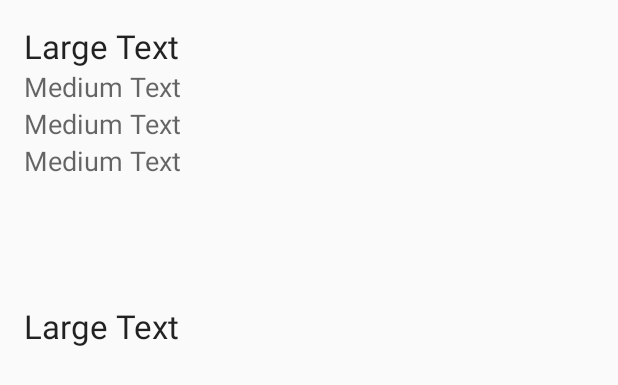
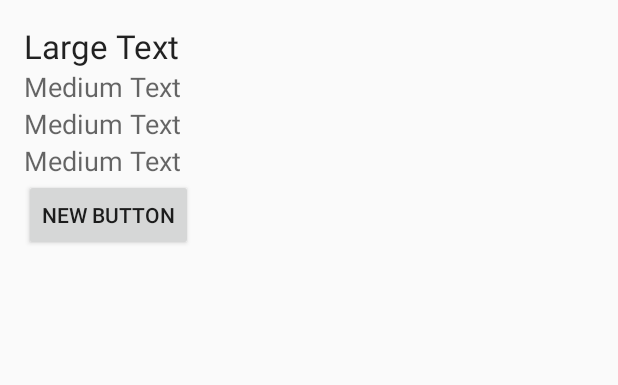
Before and after one commit to Kouheng/FCU_Topic_App, an Android app: the layout list_row.xml on its own in the app's theme, with its tools: preview values and no code run, on a phone screen of 412 x 824 dp. Shown: the top 385 px of the screen. Run offline under Robolectric (Android 15) with nearby library versions, the phone set to English and light mode, and no system bars.

```diff
--- a/MyApplication/app/src/main/java/com/example/user/myapplication/Linking.java
+++ b/MyApplication/app/src/main/java/com/example/user/myapplication/Linking.java
@@ -58,7 +58,7 @@ public class Linking extends AppCompatActivity {
     private double mSpeed;                 //甩動力道數度
     private long mLastUpdateTime;           //觸發時間
 
-    private static final int SPEED_SHRESHOLD = 3000;        //甩動力道數度設定值 (數值越大需甩動越大力，數值越小輕輕甩動即會觸發)
+    private static final int SPEED_SHRESHOLD = 800;        //甩動力道數度設定值 (數值越大需甩動越大力，數值越小輕輕甩動即會觸發)
     private static final int UPTATE_INTERVAL_TIME = 200;     //觸發間隔時間
     /*體感專用區結束*/
 
@@ -493,8 +493,8 @@ public class Linking extends AppCompatActivity {
         /* (type , name , addr , time,tel,web,foodTypeCode)
                     foodType "XXXX" : eat drink  chinese west */
         restaurant_list.add(new Restaurant(1, "\\好吃在哪裡/", "", "", "", "", "1011"));
-        restaurant_list.add(new Restaurant(0, "有間餐廳", "某個地方A", "11:00~22:00", "0912345678", "", "1010"));
-        restaurant_list.add(new Restaurant(2, "一宸的愉悅炒飯", "西屯區文華道138巷6號", "13:00~20:00", "0954865978", "https://www.facebook.com/profile.php?id=100000394006035", "1010"));
+        restaurant_list.add(new Restaurant(0, "有間餐廳", "24.183947, 120.647869", "11:00~22:00", "0912345678", "", "1010"));
+        restaurant_list.add(new Restaurant(2, "一宸的愉悅炒飯", "台中市西屯區西安街277巷77弄1號", "13:00~20:00", "0954865978", "https://www.facebook.com/profile.php?id=100000394006035", "1010"));
         restaurant_list.add(new Restaurant(0, "麥當勞", "台中市西屯區福星路427號", "12:00~20:00", "0954568478", "http://www.mcdonalds.com.tw/", "1001"));
 
         restaurant_list.add(new Restaurant(1, "飲品", "", "", "", "", "0100"));
--- a/MyApplication/app/src/main/res/layout/list_row.xml
+++ b/MyApplication/app/src/main/res/layout/list_row.xml
@@ -41,11 +41,16 @@
         android:text="Medium Text"
         android:id="@+id/row_tel" />
 
+    <Button
+        android:layout_width="wrap_content"
+        android:layout_height="wrap_content"
+        android:text="New Button"
+        android:id="@+id/button6" />
+
     <TextView
         android:layout_width="wrap_content"
         android:layout_height="wrap_content"
         android:textAppearance="?android:attr/textAppearanceLarge"
-        android:text="Large Text"
         android:id="@+id/row_link"
         android:autoLink="web|email"
         android:layout_below="@+id/row_addr"
```
Also changed, not shown: MyApplication/app/src/main/java/com/example/user/myapplication/ListRow_Detail.java (+42 -7 lines).
